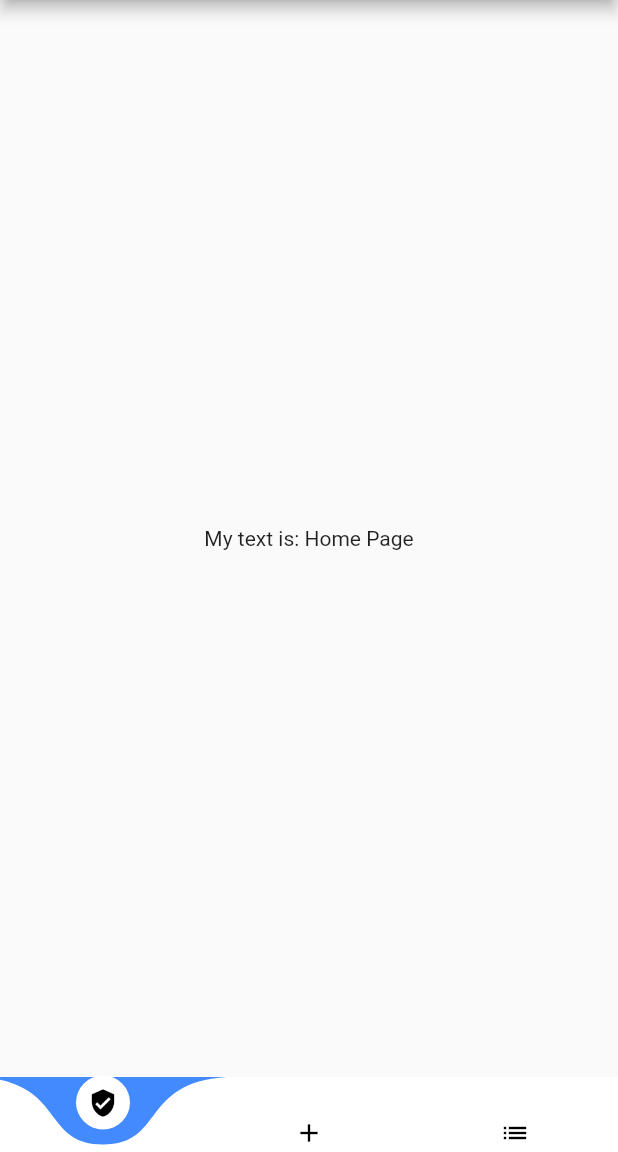
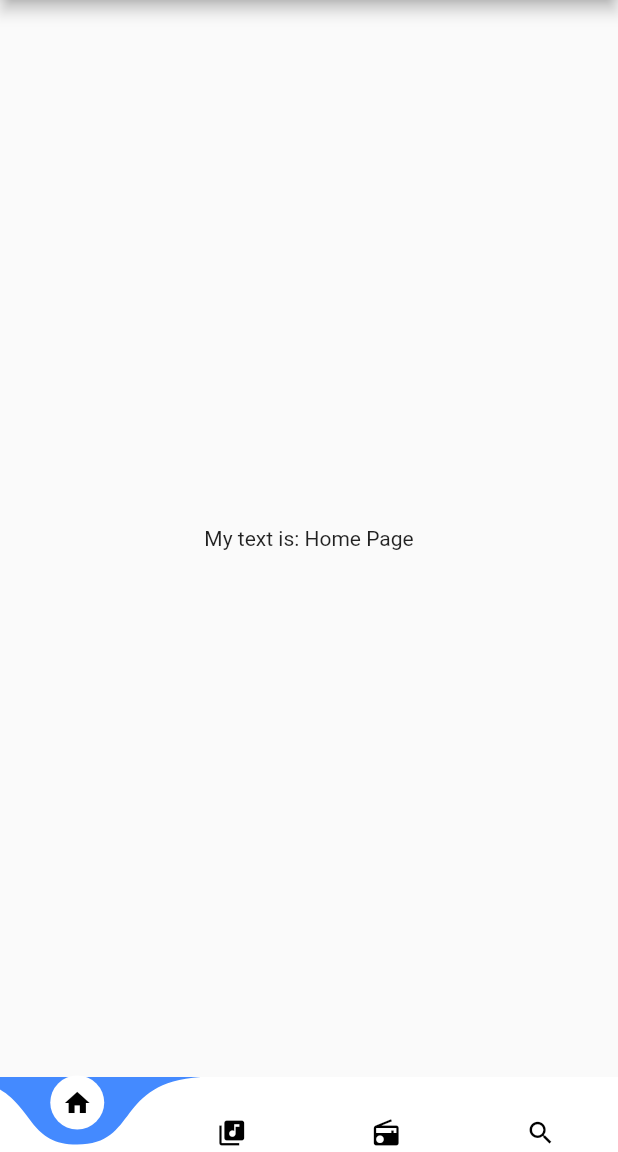
Before and after one commit to neo-thobz/musical, a Flutter app: the screen it shows after launch, on a phone screen of 412 x 824 dp, the part 84-1236 px from its top. Run offline on Flutter 3.47's test engine with Material 2 defaults, Android fonts, the phone set to English and light mode, and no system bars; drawn by our look-alikes of curved_navigation_bar; our stand-ins replace bloc, equatable, flutter_bloc.

Commit message:
updated icons

```diff
--- a/lib/ui/widgets/curved_bottom_navigation.dart
+++ b/lib/ui/widgets/curved_bottom_navigation.dart
@@ -12,17 +12,22 @@ class CurvedNavigation extends StatelessWidget {
     return CurvedNavigationBar(
       items: <Widget>[
         Icon(
-          Icons.verified_user,
+          Icons.home,
           size: 20.0,
           color: Colors.black,
         ),
         Icon(
-          Icons.add,
+          Icons.library_music,
           size: 20.0,
           color: Colors.black,
         ),
         Icon(
-          Icons.list,
+          Icons.radio,
+          size: 20.0,
+          color: Colors.black,
+        ),
+        Icon(
+          Icons.search,
           size: 20.0,
           color: Colors.black,
         ),
```
